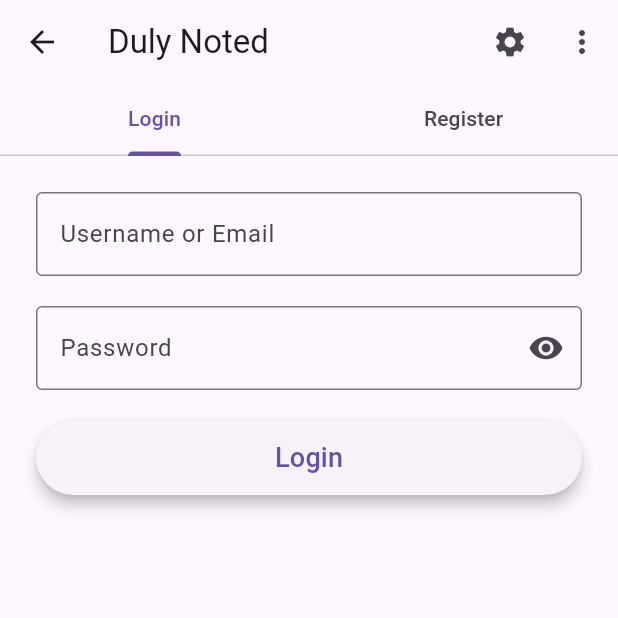
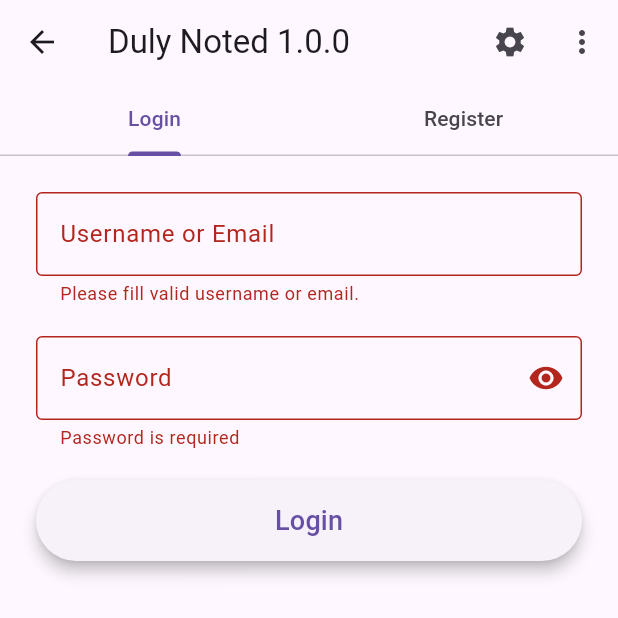
Before and after one commit to rexarvind/flutter-test, a Flutter app: the AuthPage screen opened by its route, after a tap on "Login", on a phone screen of 412 x 824 dp, the top half of it. Run offline on Flutter 3.47's test engine with Material 3 defaults, Android fonts, the phone set to English and light mode, and no system bars; our stand-ins replace flutter_riverpod, flutter_secure_storage, shared_preferences; missing offline and left inert: platform_device_id; accounts and stored records are empty.

```diff
--- a/lib/constants.dart
+++ b/lib/constants.dart
@@ -1,3 +1,6 @@
 
-const kApiBase = 'https://client90.000webhostapp.com/api';
 const kThemeKey = 'app_theme';
+const kVersion = '1.0.0';
+const kApiBase = 'http://localhost:8080/api';
+const kApiLoginUrl = '$kApiBase/login/';
+const kApiUserUrl = '$kApiBase/user/';
--- /dev/null
+++ b/lib/models/api_response.dart
@@ -0,0 +1,5 @@
+class ApiResponse {
+  Object? data;
+  String? error;
+  int? statusCode;
+}
--- a/lib/models/user.dart
+++ b/lib/models/user.dart
@@ -7,10 +7,10 @@ class User {
 
   factory User.fromJson(Map<String, dynamic> json) {
     return User(
-      id: json['id'].toString(),
-      name: json['name'].toString(),
-      username: json['username'].toString(),
-      email: json['email'].toString(),
+      id: json['user']['id'].toString(),
+      name: json['user']['name'].toString(),
+      username: json['user']['username'].toString(),
+      email: json['user']['email'].toString(),
     );
   }
 }
--- a/lib/pages/auth_page.dart
+++ b/lib/pages/auth_page.dart
@@ -1,8 +1,12 @@
+import 'package:demo_app/models/api_response.dart';
+import 'package:demo_app/services/user_service.dart';
 import 'package:flutter/material.dart';
 import 'package:flutter_riverpod/flutter_riverpod.dart';
 
+import '../notes/notes_home_page.dart';
 import '../providers/auth_provider.dart';
 import '../pages/settings_page.dart';
+import '../constants.dart';
 
 class AuthPage extends StatelessWidget {
   const AuthPage({super.key});
@@ -14,11 +18,14 @@ class AuthPage extends StatelessWidget {
       length: 2,
       child: Scaffold(
         appBar: AppBar(
-          title: const Text('Duly Noted'),
+          title: const Text('Duly Noted $kVersion'),
           actions: [
-            IconButton(onPressed: (){
-              Navigator.restorablePushNamed(context, SettingsPage.routeName);
-            }, icon: const Icon(Icons.settings)),
+            IconButton(
+                onPressed: () {
+                  Navigator.restorablePushNamed(
+                      context, SettingsPage.routeName);
+                },
+                icon: const Icon(Icons.settings)),
             IconButton(
               onPressed: () {},
               icon: const Icon(Icons.more_vert),
@@ -161,6 +168,36 @@ class AuthLoginForm extends ConsumerStatefulWidget {
 class _AuthLoginFormState extends ConsumerState<AuthLoginForm> {
   final _formKey = GlobalKey<FormState>();
   bool _passwordVisible = false;
+  bool _isLoading = false;
+
+  var username = '';
+  String password = '';
+
+  Future<void> _login() async {
+    if (_formKey.currentState!.validate()) {
+      setState(() {
+        _isLoading = true;
+      });
+      ApiResponse response = await login(username, password);
+      setState(() {
+        _isLoading = false;
+      });
+      if (response.error == null) {
+        if (!context.mounted) return;
+        Navigator.of(context).pushAndRemoveUntil(
+          MaterialPageRoute(
+            builder: (BuildContext context) => const NotesHomePage(),
+          ),
+          (route) => false,
+        );
+      } else {
+        if (!context.mounted) return;
+        ScaffoldMessenger.of(context).showSnackBar(
+          SnackBar(content: Text('${response.error}')),
+        );
+      }
+    }
+  }
 
   @override
   Widget build(BuildContext context) {
@@ -177,6 +214,9 @@ class _AuthLoginFormState extends ConsumerState<AuthLoginForm> {
               if (value == null || value.isEmpty || value.trim().length <= 1) {
                 return 'Please fill valid username or email.';
               }
+              setState(() {
+                username = value;
+              });
               return null;
             },
           ),
@@ -200,20 +240,25 @@ class _AuthLoginFormState extends ConsumerState<AuthLoginForm> {
               if (value == null || value.isEmpty || value.trim().length <= 1) {
                 return 'Password is required';
               }
+              setState(() {
+                password = value;
+              });
               return null;
             },
           ),
           const SizedBox(height: 20),
           ElevatedButton(
-            onPressed: () {},
+            onPressed: _isLoading ? null : _login,
             style: ElevatedButton.styleFrom(
-              minimumSize: const Size.fromHeight(50),
+              minimumSize: const Size.fromHeight(54),
               elevation: 4,
             ),
-            child: const Text(
-              'Login',
-              style: TextStyle(fontSize: 18),
-            ),
+            child: _isLoading
+                ? const CircularProgressIndicator()
+                : const Text(
+                    'Login',
+                    style: TextStyle(fontSize: 18),
+                  ),
           ),
         ],
       ),
```
Also changed, not shown: lib/main.dart (+7 -2 lines), lib/notes/notes_home_page.dart (+18 -1 lines), lib/pages/loading.dart (added, +69 -0 lines), lib/services/user_service.dart (added, +106 -0 lines).
